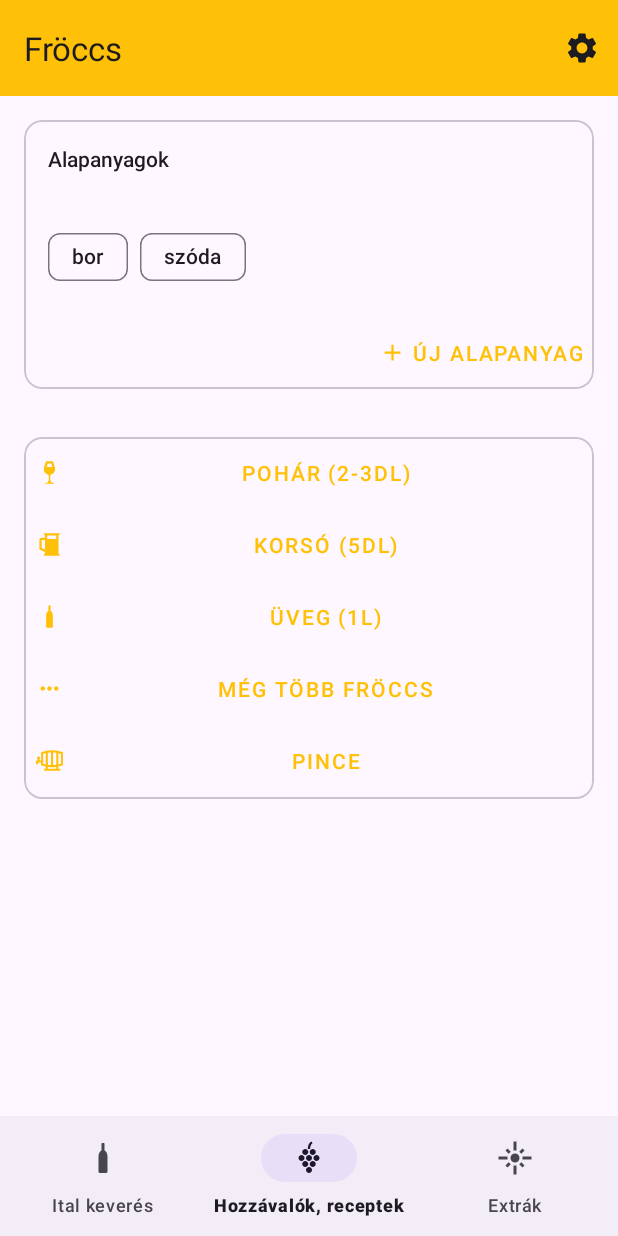
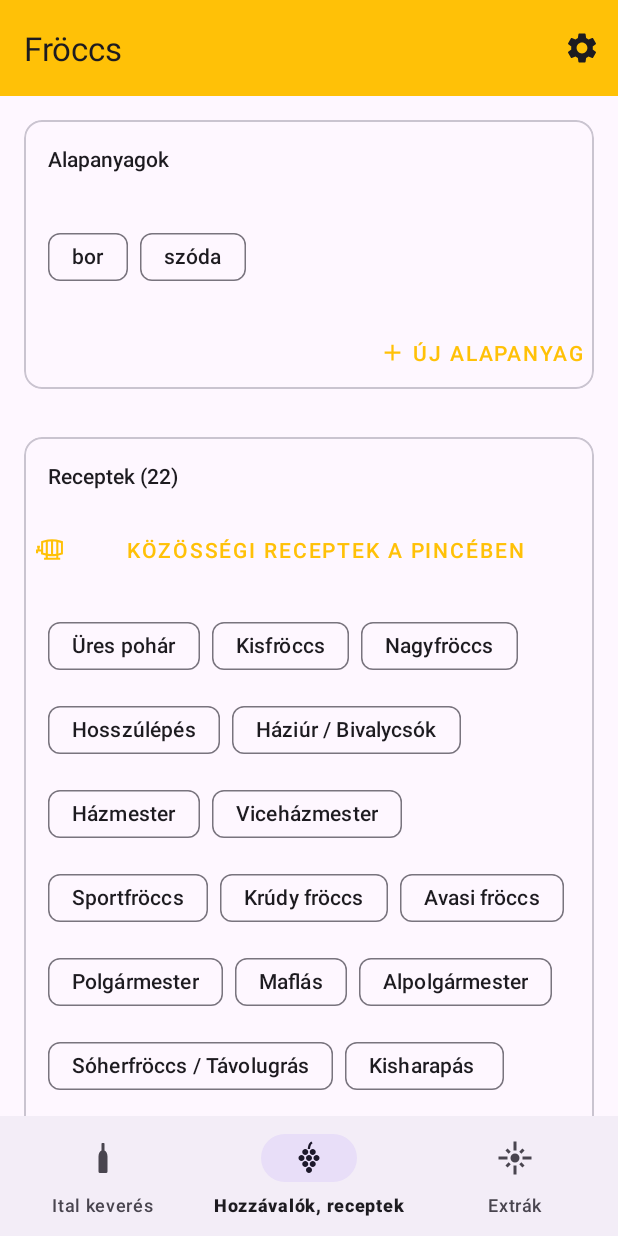
Before and after one commit to WholesomeWare/Froccs, an Android app: the screen it shows after launch (MainActivity), item 2 of the bottom bar chosen, on a phone screen of 412 x 824 dp. Run offline under Robolectric (Android 15) with nearby library versions, the phone set to English and light mode, and no system bars; our stand-ins replace AdMob; 1 statement that could not run was skipped.

Commit message:
Recipe chips

```diff
--- a/app/src/main/java/com/csakitheone/froccs/MainActivity.kt
+++ b/app/src/main/java/com/csakitheone/froccs/MainActivity.kt
@@ -4,16 +4,11 @@ import android.content.DialogInterface
 import android.content.Intent
 import android.content.SharedPreferences
 import android.os.Bundle
-import android.util.TypedValue
 import android.view.View
 import android.widget.EditText
-import android.widget.TextView
 import android.widget.Toast
-import androidx.appcompat.app.AlertDialog
 import androidx.appcompat.app.AppCompatActivity
-import androidx.core.content.ContextCompat
 import androidx.core.view.children
-import androidx.core.view.setPadding
 import androidx.preference.PreferenceManager
 import com.csakitheone.froccs.data.Data
 import com.csakitheone.froccs.data.Ingredient
@@ -159,25 +154,32 @@ class MainActivity : AppCompatActivity() {
     }
 
     fun loadRecipes() {
-        mainLayoutUserRecipes.removeAllViews()
-        Data.getRecipes().filter { r -> r.isRemovable }.map {
-            val v = TextView(this)
-            v.text = it.name
-            v.setPadding(20)
-            val backgroundId = TypedValue()
-            theme.resolveAttribute(R.attr.selectableItemBackground, backgroundId, true)
-            v.background = ContextCompat.getDrawable(this, backgroundId.resourceId)
-            v.setOnClickListener { _ ->
-                MaterialAlertDialogBuilder(this)
-                    .setTitle(it.name)
-                    .setMessage(it.toString().split('\n')[1])
-                    .setNegativeButton("Törlés") { _: DialogInterface, _: Int ->
-                        Data.removeRecipe(this, it)
-                        loadRecipes()
-                    }
-                    .create().show()
+        mainTextRecipesTitle.text = "Receptek (${Data.getRecipes().size})"
+        mainGroupRecipes.removeAllViews()
+        Data.getRecipes().map {
+            val v = Chip(this).apply {
+                text = it.name.split("(")[0]
+                isCheckable = false
+                isCloseIconVisible = it.isRemovable
+                setOnClickListener { _ ->
+                    MaterialAlertDialogBuilder(this@MainActivity)
+                        .setTitle(it.name)
+                        .setMessage(it.toString().split('\n')[1])
+                        .create().show()
+                }
+                setOnCloseIconClickListener { _ ->
+                    MaterialAlertDialogBuilder(this@MainActivity)
+                        .setTitle(it.name)
+                        .setMessage("Biztos törlöd ezt a receptet?")
+                        .setPositiveButton("Igen") { _: DialogInterface, _: Int ->
+                            Data.removeRecipe(this@MainActivity, it)
+                            loadRecipes()
+                        }
+                        .setNegativeButton("Nem") { _: DialogInterface, _: Int -> }
+                        .create().show()
+                }
             }
-            mainLayoutUserRecipes.addView(v)
+            mainGroupRecipes.addView(v)
         }
         findRecipe()
     }
--- a/app/src/main/java/com/csakitheone/froccs/data/Data.kt
+++ b/app/src/main/java/com/csakitheone/froccs/data/Data.kt
@@ -22,22 +22,22 @@ class Data {
             addSplatter("Házmester", 3F, 2F)
             addSplatter("Viceházmester", 2F, 3F)
             addSplatter("Sportfröccs", 1F, 4F)
-            addSplatter("Krúdy-fröccs", 9F, 1F)
+            addSplatter("Krúdy fröccs", 9F, 1F)
             addSplatter("Avasi fröccs", 7F, 3F)
             addSplatter("Polgármester", 6F, 4F)
             addSplatter("Maflás", 5F, 5F)
             addSplatter("Alpolgármester", 4F, 6F)
             addSplatter("Sóherfröccs / Távolugrás", 1F, 9F)
 
-            addSplatter("Kisharapás (Cecén elterjedt)", .5F, .5F)
-            addSplatter("Háp-háp (Fehérváron elterjedt)", 2F, 2F)
-            addSplatter("Előrelépés (kevésbé ismert)", 8F, 1F)
-            addSplatter("Puskás-fröccs / Magyar-angol ()", 6F, 3F)
+            addSplatter("Kisharapás (Cecéről)", .5F, .5F)
+            addSplatter("Háp-háp (Fehérvárról)", 2F, 2F)
+            addSplatter("Előrelépés", 8F, 1F)
+            addSplatter("Puskás fröccs / Magyar-angol", 6F, 3F)
             addSplatter("Góré föccs (pohár bor és egy spriccentésnyi szóda)", 2F, .5F)
             addSplatter("Deák föccs (pohár szóda és egy csepp bor)", .5F, 2F)
             addSplatter("Ijesztett / Spricc föccs (sok bor és egy spriccentésnyi szóda)", 9.5F, .5F)
 
-            addSplatter("Csatos (1l+)", 10F, 5F)
+            addSplatter("Csatos", 10F, 5F)
         }
 
         fun loadUserData(context: Context) {
--- a/app/src/main/res/layout/activity_main.xml
+++ b/app/src/main/res/layout/activity_main.xml
@@ -39,7 +39,8 @@
                 android:id="@+id/mainLayoutDrink"
                 android:layout_width="match_parent"
                 android:layout_height="match_parent"
-                android:orientation="vertical">
+                android:orientation="vertical"
+                tools:visibility="gone">
 
                 <com.google.android.material.card.MaterialCardView
                     android:layout_width="match_parent"
@@ -152,7 +153,8 @@
                 android:layout_width="match_parent"
                 android:layout_height="match_parent"
                 android:orientation="vertical"
-                android:visibility="gone">
+                android:visibility="gone"
+                tools:visibility="visible">
 
                 <com.google.android.material.card.MaterialCardView
                     android:layout_width="match_parent"
@@ -200,58 +202,29 @@
                         android:layout_height="match_parent"
                         android:orientation="vertical">
 
-                        <Button
-                            style="@style/Widget.MaterialComponents.Button.TextButton"
+                        <TextView
+                            android:id="@+id/mainTextRecipesTitle"
                             android:layout_width="match_parent"
                             android:layout_height="wrap_content"
-                            android:onClick="textRecipesUnder4Click"
-                            android:text="Pohár (2-3dl)"
-                            app:icon="@drawable/ic_glass_wine" />
-
-                        <Button
-                            style="@style/Widget.MaterialComponents.Button.TextButton"
-                            android:layout_width="match_parent"
-                            android:layout_height="wrap_content"
-                            android:onClick="textRecipes5Click"
-                            android:text="Korsó (5dl)"
-                            app:icon="@drawable/ic_glass_mug" />
-
-                        <Button
-                            style="@style/Widget.MaterialComponents.Button.TextButton"
-                            android:layout_width="match_parent"
-                            android:layout_height="wrap_content"
-                            android:onClick="textRecipes1Click"
-                            android:text="Üveg (1l)"
-                            app:icon="@drawable/ic_bottle_wine" />
-
-                        <Button
-                            style="@style/Widget.MaterialComponents.Button.TextButton"
-                            android:layout_width="match_parent"
-                            android:layout_height="wrap_content"
-                            android:onClick="textRecipesExtensionClick"
-                            android:text="Még több fröccs"
-                            app:icon="@drawable/ic_more_horiz" />
+                            android:padding="16dp"
+                            android:text="Receptek"
+                            android:textAppearance="@style/TextAppearance.AppCompat.Body2" />
 
                         <Button
                             style="@style/Widget.MaterialComponents.Button.TextButton"
                             android:layout_width="match_parent"
                             android:layout_height="wrap_content"
                             android:onClick="btnWorkshopClick"
-                            android:text="Pince"
+                            android:text="Közösségi receptek a pincében"
                             app:icon="@drawable/ic_barrel" />
 
-                        <View
+                        <com.google.android.material.chip.ChipGroup
+                            android:id="@+id/mainGroupRecipes"
                             android:layout_width="match_parent"
-                            android:layout_height="1dp"
-                            android:background="?android:attr/listDivider" />
+                            android:layout_height="wrap_content"
+                            android:padding="16dp">
 
-                        <LinearLayout
-                            android:id="@+id/mainLayoutUserRecipes"
-                            android:layout_width="match_parent"
-                            android:layout_height="match_parent"
-                            android:orientation="vertical">
-
-                        </LinearLayout>
+                        </com.google.android.material.chip.ChipGroup>
 
                     </LinearLayout>
                 </com.google.android.material.card.MaterialCardView>
```
